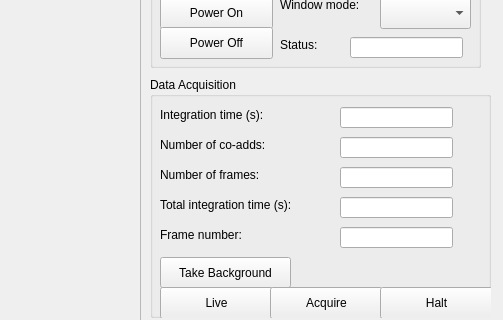
The window that nottcontrol/camera/macie/ui/MacieControl.ui (SCIFY-IvS/NOTTControl) describes before a commit, drawn with Qt 5; both pictures show x 550 to 1053 and y 83 to 403 of the 1053 by 633 pixel window.
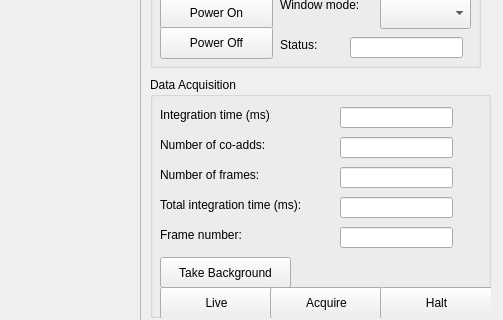
The same window after the commit.

Commit message:
Add H2RG image cursor readout, statistics panel, and ms integration time.
Match Infratec-style pixel readout and show mean/min/max/std below the frame; accept integration time input in milliseconds.

```diff
--- a/nottcontrol/camera/macie/ui/MacieControl.ui
+++ b/nottcontrol/camera/macie/ui/MacieControl.ui
@@ -159,7 +159,7 @@
      </rect>
     </property>
     <property name="text">
-     <string>Integration time (s):</string>
+     <string>Integration time (ms):</string>
     </property>
    </widget>
    <widget class="QLineEdit" name="lineEdit_integration_time">
@@ -228,7 +228,7 @@
      </rect>
     </property>
     <property name="text">
-     <string>Total integration time (s):</string>
+     <string>Total integration time (ms):</string>
     </property>
    </widget>
    <widget class="QLineEdit" name="lineEdit_integration_time_total">
```
The commit also changes 1 other file.
